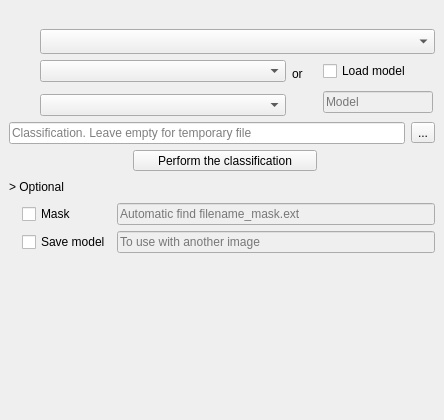
Old version of the form dzetsaka_dock.ui in the repository nkarasiak/dzetsaka.
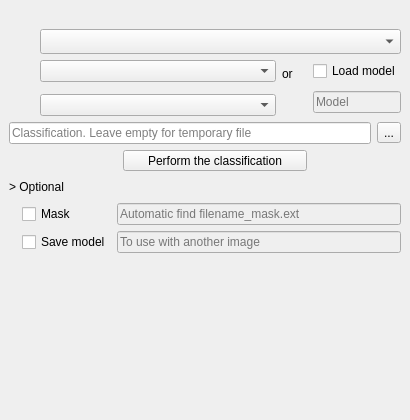
New version of the form. Icons and pictures are not drawn. Custom widgets are drawn as their Qt base class.

```diff
--- a/dzetsaka_dock.ui
+++ b/dzetsaka_dock.ui
@@ -6,13 +6,13 @@
    <rect>
     <x>0</x>
     <y>0</y>
-    <width>444</width>
+    <width>370</width>
     <height>420</height>
    </rect>
   </property>
   <property name="minimumSize">
    <size>
-    <width>444</width>
+    <width>350</width>
     <height>420</height>
    </size>
   </property>
@@ -33,7 +33,7 @@
        <widget class="QComboBox" name="inField">
         <property name="minimumSize">
          <size>
-          <width>180</width>
+          <width>160</width>
           <height>0</height>
          </size>
         </property>
@@ -84,7 +84,7 @@
        <widget class="QgsMapLayerComboBox" name="inShape">
         <property name="minimumSize">
          <size>
-          <width>180</width>
+          <width>160</width>
           <height>0</height>
          </size>
         </property>
@@ -246,7 +246,7 @@
         </property>
         <property name="sizeHint" stdset="0">
          <size>
-          <width>20</width>
+          <width>10</width>
           <height>17</height>
          </size>
         </property>
```
Left out of the diff: 35 changed lines with no effect on the pictures.
